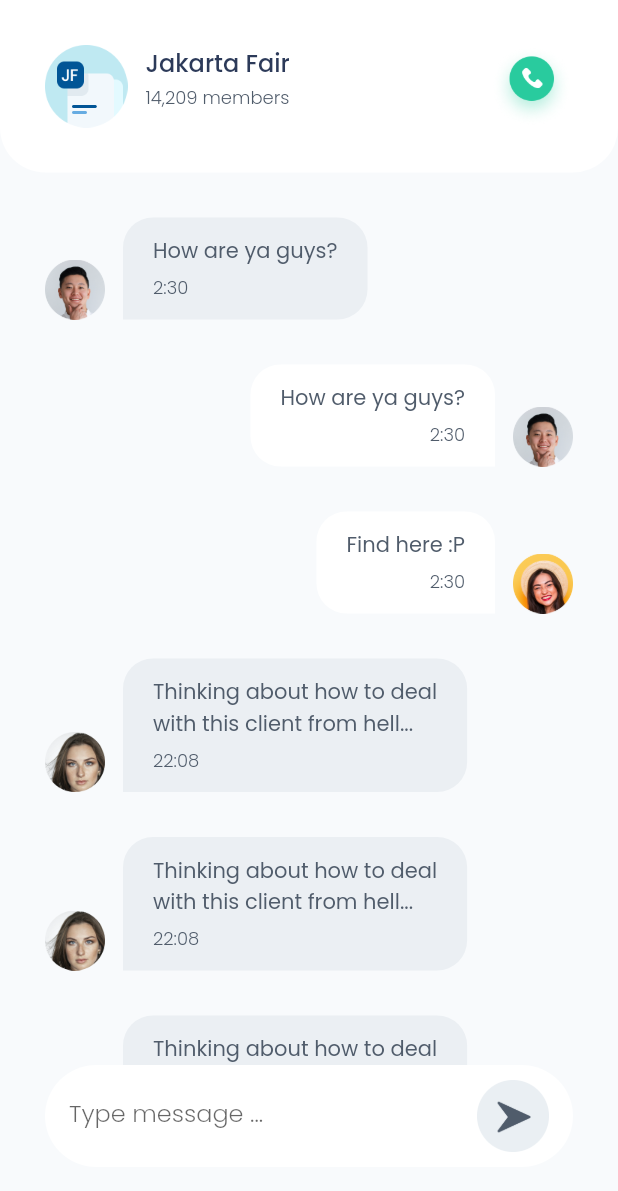
After one commit to hasanbasri1993/chatty, a Flutter app: the MessagePage screen opened directly, on a phone screen of 412 x 824 dp. The commit adds this screen. Shown: the top 1191 px of the screen. Run offline on Flutter 3.47's test engine with Material 2 defaults, Android fonts, the phone set to English and light mode, and no system bars.

Commit message:
add messages page

```diff
--- /dev/null
+++ b/lib/pages/message_page.dart
@@ -0,0 +1,222 @@
+// import 'package:chatty/theme.dart';
+// import 'package:chatty/widget/chat_title.dart';
+// import 'package:chatty/widget/message_bubble.dart';
+// import 'package:chatty/widget/message_send.dart';
+// import 'package:flutter/material.dart';
+
+// class MessagePage extends StatelessWidget {
+//   const MessagePage({Key? key}) : super(key: key);
+
+//   @override
+//   Widget build(BuildContext context) {
+//     return GestureDetector(
+//       onTap: () => FocusManager.instance.primaryFocus?.unfocus(),
+//       child: Scaffold(
+//         floatingActionButton: const MessageSendAction(),
+//         floatingActionButtonLocation: FloatingActionButtonLocation.centerFloat,
+//         body: SafeArea(
+//           child: Column(
+//             children: [
+//               Container(
+//                 height: 115,
+//                 width: double.infinity,
+//                 decoration: BoxDecoration(
+//                   color: whiteColor,
+//                   borderRadius: const BorderRadius.vertical(
+//                     bottom: Radius.circular(30),
+//                   ),
+//                 ),
+//                 child: const Padding(
+//                   padding: EdgeInsets.all(30),
+//                   child: ChatTileImage(
+//                     name: 'Jakarta Fair',
+//                     text: '14.209 members',
+//                     imageUrl: 'assets/images/group1.png',
+//                     iconUrl: 'assets/images/call_button.png',
+//                   ),
+//                 ),
+//               ),
+//               Expanded(
+//                 child: Padding(
+//                   padding: const EdgeInsets.symmetric(
+//                     horizontal: 30,
+//                   ),
+//                   child: Column(
+//                     children: const [
+//                       MessageBubble(fromMe: true),
+//                       MessageBubble(fromMe: true),
+//                       MessageBubble(),
+//                       MessageBubble(),
+//                     ],
+//                   ),
+//                 ),
+//               ),
+//             ],
+//           ),
+//         ),
+//       ),
+//     );
+//   }
+// }
+
+import 'package:chatty/theme.dart';
+import 'package:chatty/widget/message_bubble.dart';
+import 'package:chatty/widget/message_send.dart';
+import 'package:flutter/material.dart';
+
+class MessagePage extends StatelessWidget {
+  final String imageUrl;
+  final String title;
+  final String subTitle;
+
+  const MessagePage({
+    Key? key,
+    this.imageUrl = 'assets/images/group1.png',
+    this.title = 'Jakarta Fair',
+    this.subTitle = '14,209 members',
+  }) : super(key: key);
+
+  @override
+  Widget build(BuildContext context) {
+    Widget header({
+      String imageUrl = 'assets/images/friend1.png',
+      String title = 'Jakarta Fair',
+      String subTitle = '14,209 members',
+    }) {
+      return Container(
+        width: double.infinity,
+        height: 115,
+        padding: const EdgeInsets.all(30),
+        decoration: const BoxDecoration(
+          color: Color(0xffFFFFFF),
+          borderRadius: BorderRadius.vertical(
+            bottom: Radius.circular(30),
+          ),
+        ),
+        child: Row(
+          children: [
+            Image.asset(
+              imageUrl,
+              width: 55,
+            ),
+            const SizedBox(
+              width: 12,
+            ),
+            Column(
+              crossAxisAlignment: CrossAxisAlignment.start,
+              children: [
+                Text(
+                  title,
+                  style: titleTextStyle,
+                ),
+                const SizedBox(
+                  height: 2,
+                ),
+                Text(
+                  subTitle,
+                  style: messageBubbleSubTitle,
+                ),
+              ],
+            ),
+            const Spacer(),
+            Image.asset(
+              'assets/images/call_button.png',
+            ),
+          ],
+        ),
+      );
+    }
+
+    Widget body() {
+      return Padding(
+        padding: const EdgeInsets.symmetric(
+          horizontal: 30,
+        ),
+        child: Column(
+          children: const [
+            SizedBox(
+              height: 30,
+            ),
+            MessageBubble(
+              fromMe: true,
+              imageUrl: 'assets/images/friend1.png',
+              text: 'How are ya guys?',
+              time: '2:30',
+            ),
+            MessageBubble(
+              imageUrl: 'assets/images/friend1.png',
+              text: 'How are ya guys?',
+              time: '2:30',
+            ),
+            MessageBubble(
+              imageUrl: 'assets/images/friend2.png',
+              text: 'Find here :P',
+              time: '2:30',
+            ),
+            MessageBubble(
+              fromMe: true,
+              imageUrl: 'assets/images/friend3.png',
+              text: 'Thinking about how to deal\nwith this client from hell...',
+              time: '22:08',
+            ),
+            MessageBubble(
+              fromMe: true,
+              imageUrl: 'assets/images/friend3.png',
+              text: 'Thinking about how to deal\nwith this client from hell...',
+              time: '22:08',
+            ),
+            MessageBubble(
+              fromMe: true,
+              imageUrl: 'assets/images/friend3.png',
+              text:
+                  'Thinking about how to deal\nwith this client from hell...\n\na sd asd asd asd as',
+              time: '22:08',
+            ),
+            MessageBubble(
+              fromMe: true,
+              imageUrl: 'assets/images/friend3.png',
+              text:
+                  'Thinking about how to deal\nwith this client from hell...\n\na sd asd asd asd as',
+              time: '22:08',
+            ),
+            MessageBubble(
+              imageUrl: 'assets/images/friend3.png',
+              text:
+                  'Thinking about how to deal\nwith this client from hell...\n\na sd asd asd asd as',
+              time: '22:08',
+            ),
+          ],
+        ),
+      );
+    }
+
+    return GestureDetector(
+      onTap: () => FocusManager.instance.primaryFocus?.unfocus(),
+      child: Scaffold(
+        backgroundColor: const Color(0xffF8FAFC),
+        floatingActionButton: const MessageSendAction(),
+        floatingActionButtonLocation: FloatingActionButtonLocation.centerFloat,
+        body: Column(
+          children: [
+            header(
+              imageUrl: imageUrl,
+              title: title,
+            ),
+            Flexible(
+              child: Padding(
+                padding: const EdgeInsets.only(
+                  bottom: 100,
+                ),
+                child: ListView(
+                  children: <Widget>[
+                    body(),
+                  ],
+                ),
+              ),
+            ),
+          ],
+        ),
+      ),
+    );
+  }
+}
--- a/lib/theme.dart
+++ b/lib/theme.dart
@@ -5,7 +5,11 @@ Color whiteColor = const Color(0xFFFFFFFF);
 Color lightBlueColor = const Color(0xff9ED0FF);
 Color blackColor = const Color(0xff2C3A59);
 Color greyColor = const Color(0xff808BA2);
+Color lightGreyColor = const Color(0xffEAEFF3);
 Color greenColor = const Color(0xff29CB9E);
+Color greyMessageSendColor = const Color(0xff999999);
+Color messageBubbleTitleColor = const Color(0xff505C6B);
+Color messageBubbleSubTitleColor = const Color(0xff505C6B);
 
 TextStyle titleTextStyle = TextStyle(
   color: blackColor,
@@ -17,3 +21,27 @@ TextStyle subtitleTextStyle = TextStyle(
   color: greyColor,
   fontWeight: FontWeight.w300,
 );
+
+TextStyle messageBubbleTitle = TextStyle(
+  color: messageBubbleTitleColor,
+  fontSize: 14,
+  fontWeight: FontWeight.w400,
+);
+
+TextStyle messageBubbleSubTitle = TextStyle(
+  color: messageBubbleSubTitleColor,
+  fontSize: 12,
+  fontWeight: FontWeight.w300,
+);
+
+BorderRadius sendBubbleRadius = const BorderRadius.only(
+  topRight: Radius.circular(20),
+  topLeft: Radius.circular(20),
+  bottomLeft: Radius.circular(20),
+);
+
+BorderRadius receiveBubbleRadius = const BorderRadius.only(
+  topRight: Radius.circular(20),
+  topLeft: Radius.circular(20),
+  bottomRight: Radius.circular(20),
+);
--- a/lib/widget/chat_tile.dart
+++ b/lib/widget/chat_tile.dart
@@ -1,3 +1,4 @@
+import 'package:chatty/pages/message_page.dart';
 import 'package:flutter/material.dart';
 import '../theme.dart';
 
@@ -21,6 +22,18 @@ class ChatTile extends StatelessWidget {
   Widget build(BuildContext context) {
     return Padding(
       padding: const EdgeInsets.only(top: 16),
+      child: GestureDetector(
+        onTap: () {
+          Navigator.push<void>(
+            context,
+            MaterialPageRoute<void>(
+              builder: (BuildContext context) => MessagePage(
+                imageUrl: imageUrl,
+                title: name,
+              ),
+            ),
+          );
+        },
         child: Row(
           children: [
             Image.asset(
@@ -55,6 +68,7 @@ class ChatTile extends StatelessWidget {
             )
           ],
         ),
+      ),
     );
   }
 }
--- /dev/null
+++ b/lib/widget/chat_title.dart
@@ -0,0 +1,56 @@
+import 'package:flutter/material.dart';
+import '../theme.dart';
+
+class ChatTileImage extends StatelessWidget {
+  final String imageUrl;
+  final String name;
+  final String text;
+  final String iconUrl;
+  final bool unread;
+
+  const ChatTileImage({
+    Key? key,
+    this.imageUrl = "assets/images/friend1.png",
+    this.name = "Josuser",
+    this.text = "Sorry, your're not my tr ...",
+    this.iconUrl = "assets/images/friend1.png",
+    this.unread = false,
+  }) : super(key: key);
+
+  @override
+  Widget build(BuildContext context) {
+    return Row(
+      children: [
+        Image.asset(
+          imageUrl,
+          height: 55,
+          width: 55,
+        ),
+        const SizedBox(width: 12),
+        Column(
+          crossAxisAlignment: CrossAxisAlignment.start,
+          children: [
+            Text(
+              name,
+              style: titleTextStyle,
+            ),
+            Text(
+              text,
+              style: unread
+                  ? subtitleTextStyle.copyWith(
+                      color: blackColor,
+                    )
+                  : subtitleTextStyle,
+            ),
+          ],
+        ),
+        const Spacer(),
+        Image.asset(
+          iconUrl,
+          width: 35,
+          height: 35,
+        ),
+      ],
+    );
+  }
+}
--- /dev/null
+++ b/lib/widget/message_bubble.dart
@@ -0,0 +1,126 @@
+import 'package:chatty/theme.dart';
+import 'package:flutter/material.dart';
+
+class MessageBubble extends StatelessWidget {
+  final String imageUrl;
+  final String text;
+  final String time;
+  final bool fromMe;
+  const MessageBubble(
+      {Key? key,
+      this.fromMe = false,
+      this.imageUrl = 'assets/images/friend1.png',
+      this.text = 'How are ya guys?',
+      this.time = '2:30'})
+      : super(key: key);
+
+  @override
+  Widget build(BuildContext context) {
+    return Container(
+      child: fromMe
+          ? receiverBubble(imageUrl: imageUrl, text: text, time: time)
+          : senderBubble(imageUrl: imageUrl, text: text, time: time),
+    );
+  }
+
+  Widget receiverBubble({
+    String imageUrl = 'assets/images/friend1.png',
+    String text = 'sadasdasdasdasd asd asd',
+    String time = '11:33',
+  }) {
+    return Container(
+      margin: const EdgeInsets.only(
+        bottom: 30,
+      ),
+      child: Row(
+        crossAxisAlignment: CrossAxisAlignment.end,
+        children: [
+          Image.asset(
+            imageUrl,
+            width: 40,
+          ),
+          const SizedBox(
+            width: 12,
+          ),
+          Container(
+            padding: const EdgeInsets.symmetric(
+              horizontal: 20,
+              vertical: 12,
+            ),
+            decoration: BoxDecoration(
+              color: const Color(0xffEBEFF3),
+              borderRadius: receiveBubbleRadius,
+            ),
+            child: Column(
+              crossAxisAlignment: CrossAxisAlignment.start,
+              children: [
+                Text(
+                  text,
+                  style: messageBubbleTitle,
+                ),
+                const SizedBox(
+                  height: 5,
+                ),
+                Text(
+                  time,
+                  style: messageBubbleSubTitle,
+                ),
+              ],
+            ),
+          ),
+        ],
+      ),
+    );
+  }
+
+  Widget senderBubble({
+    String imageUrl = 'assets/images/friend1.png',
+    String text = 'sadasdasdasdasd asd asd',
+    String time = '11:33',
+  }) {
+    return Container(
+      margin: const EdgeInsets.only(
+        bottom: 30,
+      ),
+      child: Row(
+        mainAxisAlignment: MainAxisAlignment.end,
+        crossAxisAlignment: CrossAxisAlignment.end,
+        children: [
+          Container(
+            padding: const EdgeInsets.symmetric(
+              horizontal: 20,
+              vertical: 12,
+            ),
+            decoration: BoxDecoration(
+              color: const Color(0xffFFFFFF),
+              borderRadius: sendBubbleRadius,
+            ),
+            child: Column(
+              crossAxisAlignment: CrossAxisAlignment.end,
+              children: [
+                Text(
+                  text,
+                  style: messageBubbleTitle,
+                ),
+                const SizedBox(
+                  height: 5,
+                ),
+                Text(
+                  time,
+                  style: messageBubbleSubTitle,
+                ),
+              ],
+            ),
+          ),
+          const SizedBox(
+            width: 12,
+          ),
+          Image.asset(
+            imageUrl,
+            width: 40,
+          ),
+        ],
+      ),
+    );
+  }
+}
--- /dev/null
+++ b/lib/widget/message_send.dart
@@ -0,0 +1,50 @@
+import 'package:chatty/theme.dart';
+import 'package:flutter/material.dart';
+
+class MessageSendAction extends StatelessWidget {
+  const MessageSendAction({Key? key}) : super(key: key);
+
+  @override
+  Widget build(BuildContext context) {
+    return Container(
+      width: MediaQuery.of(context).size.width - (2 * 30),
+      padding: const EdgeInsets.only(
+        top: 10,
+        bottom: 10,
+        right: 16,
+      ),
+      margin: const EdgeInsets.all(30),
+      decoration: BoxDecoration(
+        color: whiteColor,
+        borderRadius: BorderRadius.circular(75),
+      ),
+      child: TextField(
+        decoration: InputDecoration(
+          contentPadding: const EdgeInsets.only(
+            top: 10,
+            bottom: 10,
+            left: 16,
+          ),
+          focusColor: whiteColor,
+          border: InputBorder.none,
+          focusedBorder: InputBorder.none,
+          enabledBorder: InputBorder.none,
+          errorBorder: InputBorder.none,
+          disabledBorder: InputBorder.none,
+          suffixIcon: GestureDetector(
+            onTap: () {},
+            child: Image.asset(
+              'assets/images/send_button.png',
+              width: 10,
+            ),
+          ),
+          hintText: 'Type message ...',
+          hintStyle: const TextStyle(
+            fontWeight: FontWeight.w300,
+            fontSize: 16,
+          ),
+        ),
+      ),
+    );
+  }
+}
```
Also changed, not shown: assets/images/send_button.png (added), 3 other files. Lines whose indentation alone changed are shown as unchanged.
